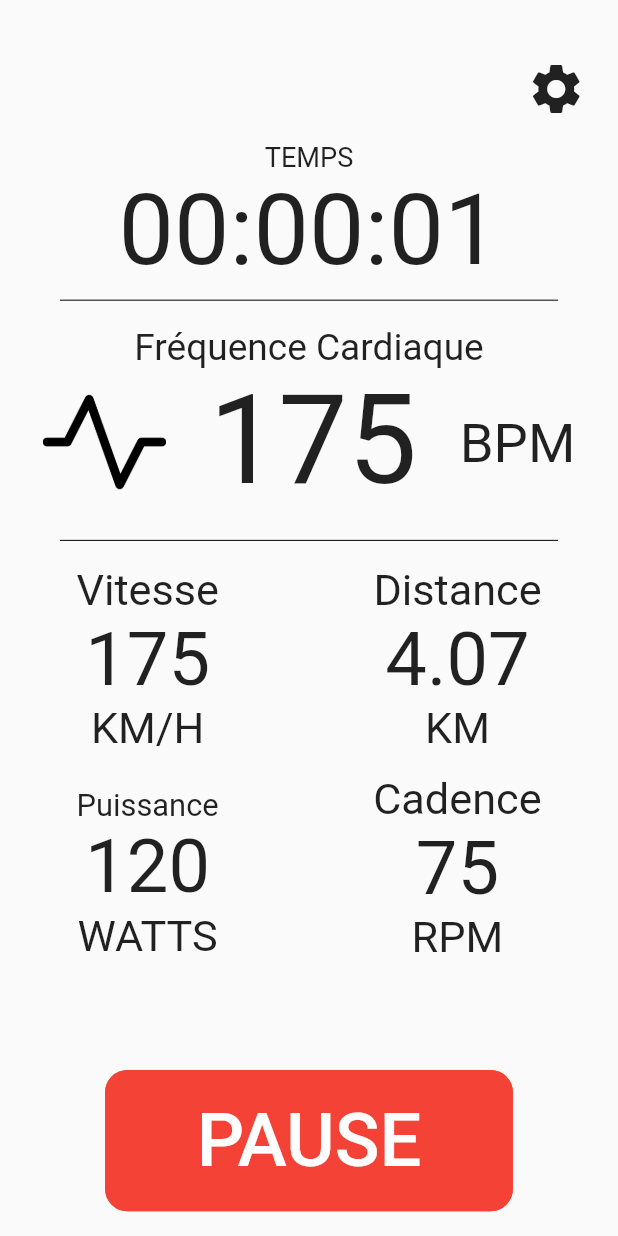
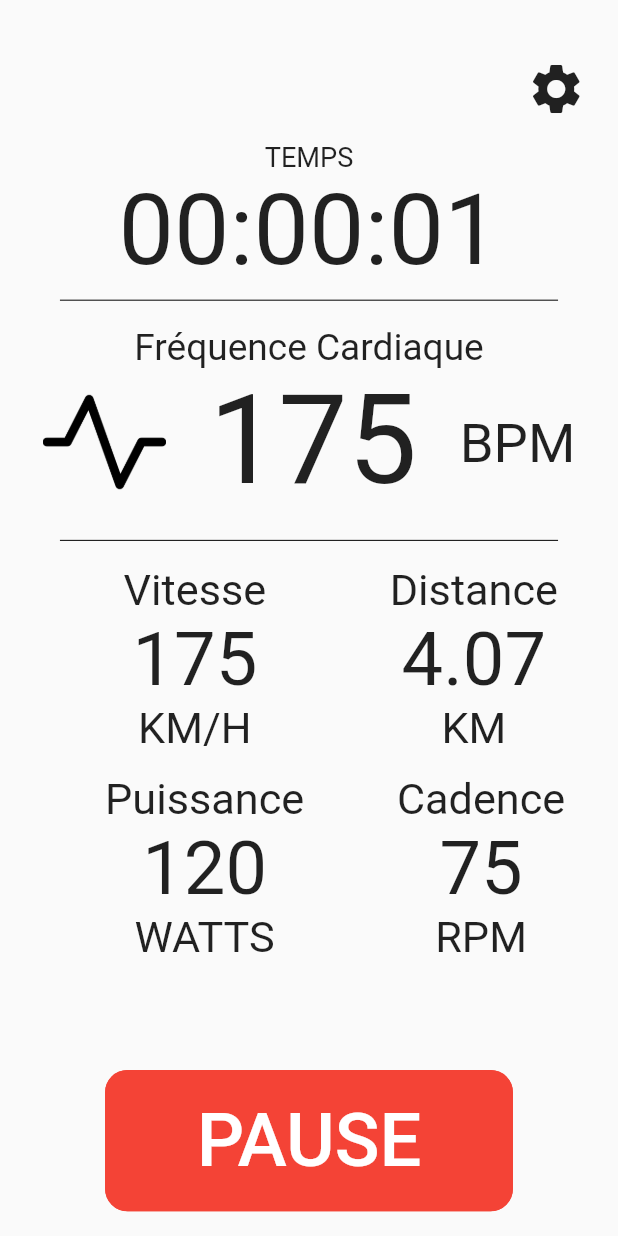
Before and after one commit to Bryan-Curt/BeMoovApp, a Flutter app: the InitSportifMonitoring screen opened by its route, on a phone screen of 412 x 824 dp. Run offline on Flutter 3.47's test engine with Material 2 defaults, Android fonts, the phone set to English and light mode, and no system bars; our stand-ins replace get_it, shared_preferences; missing offline and left inert: responsive_screen; accounts and stored records are empty.

Commit message:
responsive écran sportif v3

```diff
--- a/000-initial/lib/ui/views/sportif_view.dart
+++ b/000-initial/lib/ui/views/sportif_view.dart
@@ -184,7 +184,7 @@ class SportifMonitoring extends State<InitSportifMonitoring> {
 
     Widget tlData = Container(
         padding: EdgeInsets.only(
-            right: screenWidth * 0.25, bottom: screenHeight * 0.016),
+            left: screenWidth * 0.20, bottom: screenHeight * 0.016),
         child: Column(
           mainAxisAlignment: MainAxisAlignment.center,
           children: [
@@ -195,7 +195,8 @@ class SportifMonitoring extends State<InitSportifMonitoring> {
         ));
 
     Widget trData = Container(
-        padding: EdgeInsets.only(bottom: screenHeight * 0.016),
+        padding: EdgeInsets.only(
+            left: screenWidth * 0.20, bottom: screenHeight * 0.016),
         child: Column(
           mainAxisAlignment: MainAxisAlignment.center,
           children: [
@@ -206,19 +207,18 @@ class SportifMonitoring extends State<InitSportifMonitoring> {
         ));
 
     Widget blData = Container(
-        padding: EdgeInsets.only(
-            right: screenWidth * 0.25, top: screenHeight * 0.01),
+        padding: EdgeInsets.only(left: screenWidth * 0.17),
         child: Column(
           mainAxisAlignment: MainAxisAlignment.center,
           children: [
-            Text(blDataLabel, style: TextStyle(fontSize: screenHeight * 0.025)),
+            Text(blDataLabel, style: TextStyle(fontSize: screenHeight * 0.035)),
             Text(blDataValue, style: TextStyle(fontSize: screenHeight * 0.06)),
             Text(blDataUnit, style: TextStyle(fontSize: screenHeight * 0.035)),
           ],
         ));
 
     Widget brData = Container(
-        padding: EdgeInsets.only(left: 0),
+        padding: EdgeInsets.only(left: screenWidth * 0.15),
         child: Column(
           mainAxisAlignment: MainAxisAlignment.center,
           children: [
@@ -232,11 +232,11 @@ class SportifMonitoring extends State<InitSportifMonitoring> {
         padding: EdgeInsets.only(top: screenHeight * 0.01),
         child: Column(children: [
           Row(
-            mainAxisAlignment: MainAxisAlignment.center,
+            //mainAxisAlignment: MainAxisAlignment.center,
             children: [tlData, trData],
           ),
           Row(
-              mainAxisAlignment: MainAxisAlignment.center,
+              // mainAxisAlignment: MainAxisAlignment.center,
               children: [blData, brData])
         ]));
 
```
Also changed, not shown: 1 other file.
